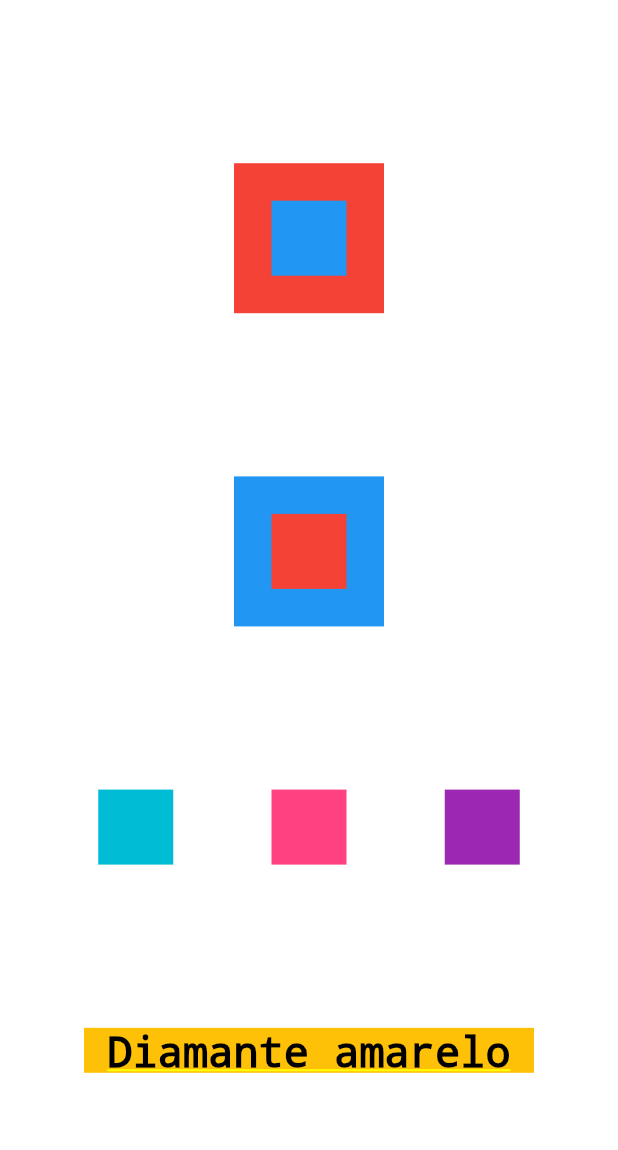
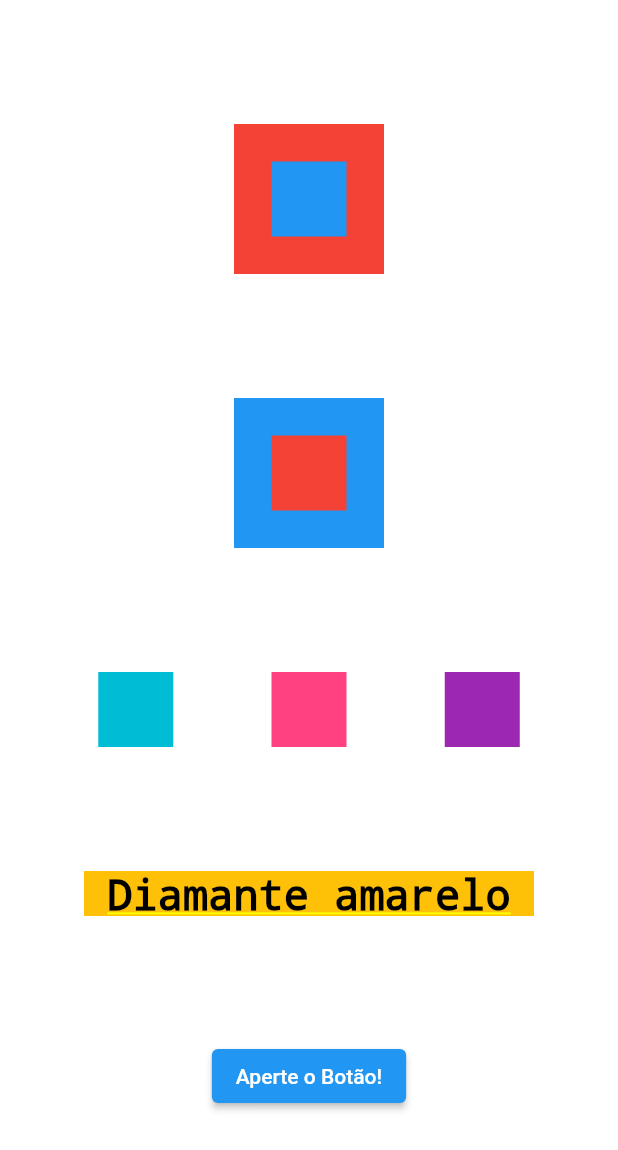
Before and after one commit to fercguerra/curso_alura, a Flutter app: the screen it shows after launch, on a phone screen of 412 x 824 dp. Shown: the top 1150 px of the screen. Run offline on Flutter 3.47's test engine with Material 2 defaults, Android fonts, the phone set to English and light mode, and no system bars.

Commit message:
ElevatedButton

```diff
--- a/lib/main.dart
+++ b/lib/main.dart
@@ -86,6 +86,11 @@ class MyApp extends StatelessWidget {
                 textAlign: TextAlign.center,
               ),
             ),
+            ElevatedButton(
+                onPressed: () {
+                  print('Você apertou o botão');
+                },
+                child: Text('Aperte o Botão!')),
           ],
         ),
       ),
```
